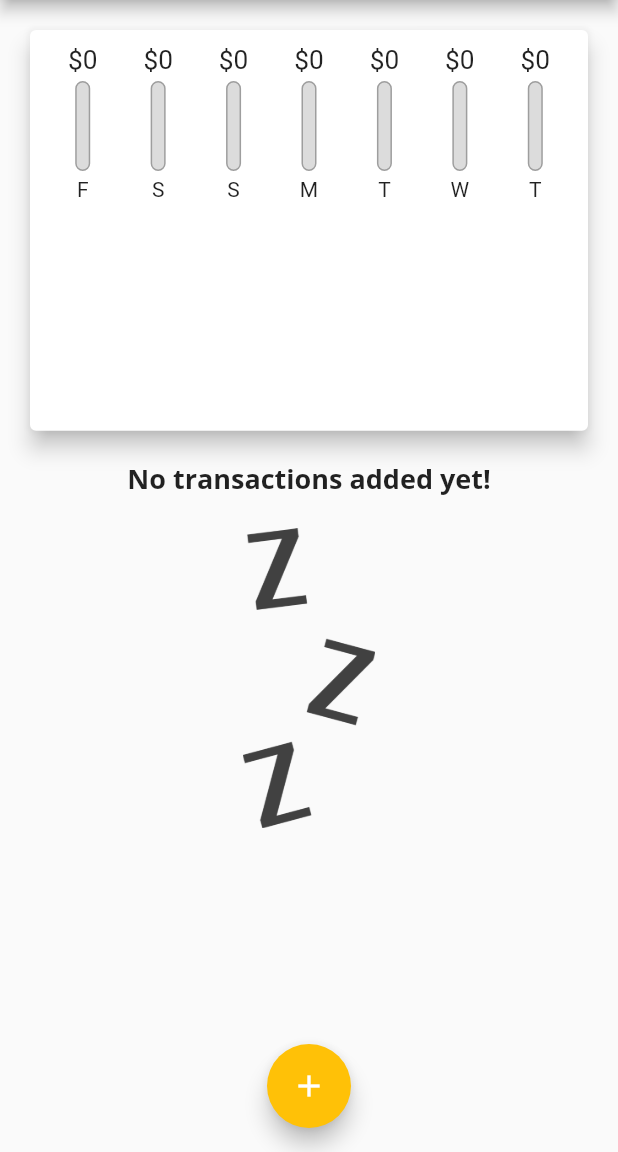
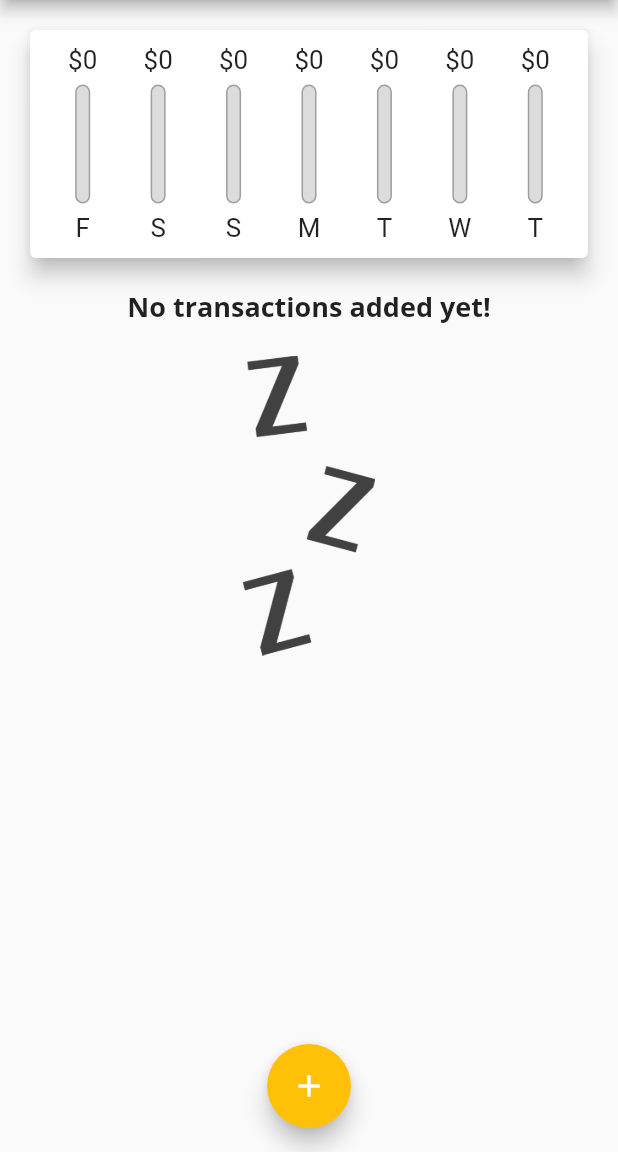
Before and after one commit to kipkoechke/PERSONAL-EXPENSES-APP, a Flutter app: the screen it shows after launch, on a phone screen of 412 x 824 dp, the part 84-1236 px from its top. Run offline on Flutter 3.47's test engine with Material 2 defaults, Android fonts, the phone set to English and light mode, and no system bars.

Commit message:
Used LayoutBuilder widget

```diff
--- a/lib/main.dart
+++ b/lib/main.dart
@@ -139,14 +139,14 @@ class _MyHomePageState extends State<MyHomePage> {
               height: (MediaQuery.of(context).size.height -
                       appBar.preferredSize.height -
                       MediaQuery.of(context).padding.top) *
-                  0.4,
+                  0.25,
               child: Chart(_recentTransactions),
             ),
             Container(
               height: (MediaQuery.of(context).size.height -
                       appBar.preferredSize.height -
                       MediaQuery.of(context).padding.top) *
-                  0.6,
+                  0.75,
               child: TransactionList(_userTransactions, _deleteTransactions),
             ),
           ],
--- a/lib/widgets/chart_bar.dart
+++ b/lib/widgets/chart_bar.dart
@@ -9,10 +9,11 @@ class ChartBar extends StatelessWidget {
 
   @override
   Widget build(BuildContext context) {
+    return LayoutBuilder(builder: (ctx, constraints) {
       return Column(
         children: [
           Container(
-          height: 20.0,
+            height: constraints.maxHeight * 0.15,
             child: FittedBox(
               child: Text(
                 '\$${spendingAmount.toStringAsFixed(0)}',
@@ -20,10 +21,10 @@ class ChartBar extends StatelessWidget {
             ),
           ),
           SizedBox(
-          height: 4.0,
+            height: constraints.maxHeight * 0.05,
           ),
           Container(
-          height: 60.0,
+            height: constraints.maxHeight * 0.6,
             width: 10.0,
             child: Stack(
               children: [
@@ -47,12 +48,18 @@ class ChartBar extends StatelessWidget {
             ),
           ),
           SizedBox(
-          height: 4.0,
+            height: constraints.maxHeight * 0.05,
           ),
-        Text(
+          Container(
+            height: constraints.maxHeight * 0.15,
+            child: FittedBox(
+              child: Text(
                 label,
+              ),
+            ),
           ),
         ],
       );
+    });
   }
 }
```
Lines whose indentation alone changed are shown as unchanged.
